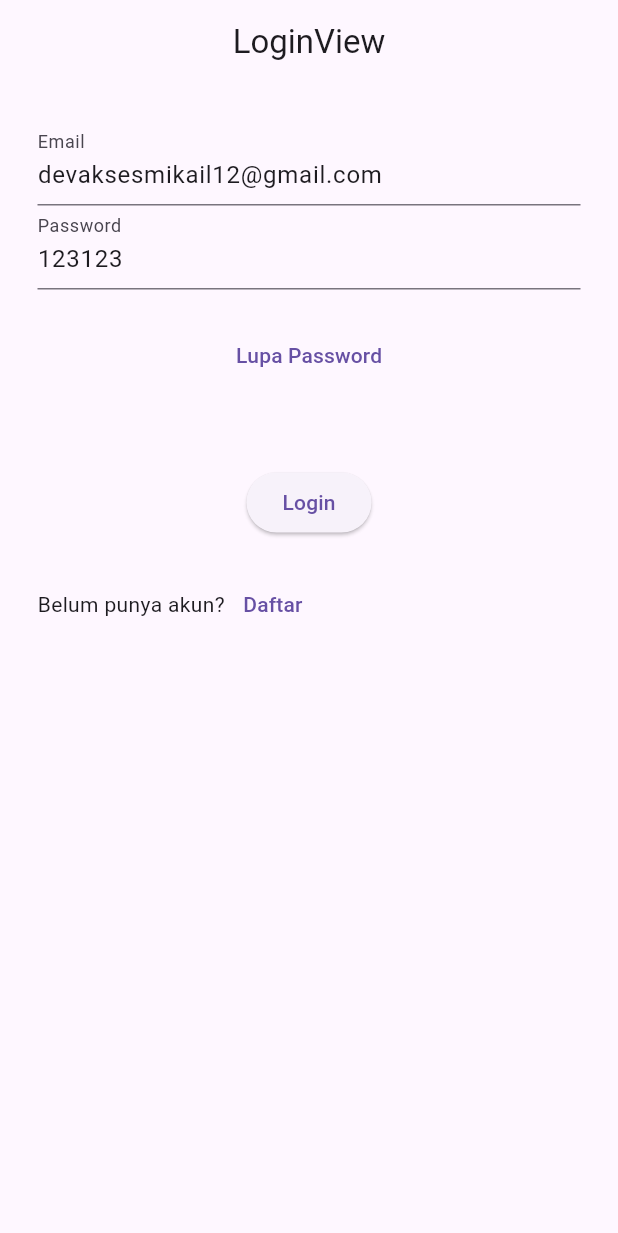
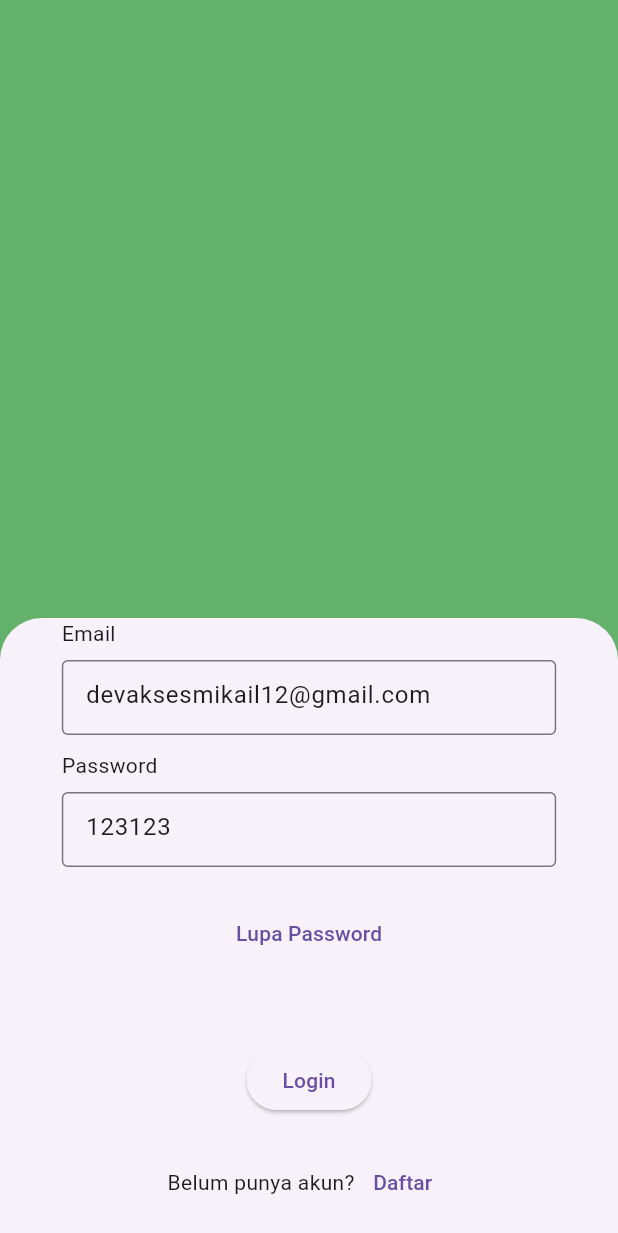
Before and after one commit to DevAkses/kelolain-app, a Flutter app: the screen it shows after launch, on a phone screen of 412 x 824 dp. Shown: the top 1233 px of the screen. Run offline on Flutter 3.47's test engine with Material 3 defaults, Android fonts, the phone set to English and light mode, and no system bars; our stand-ins replace cloud_firestore, firebase_auth, firebase_core, get; accounts and stored records are empty; generated files the repository leaves out were written again.

Commit message:
fix: add widget input, utils warna, dan layout login

```diff
--- a/lib/app/modules/login/views/login_view.dart
+++ b/lib/app/modules/login/views/login_view.dart
@@ -1,31 +1,40 @@
 import 'package:flutter/material.dart';
-
 import 'package:get/get.dart';
-
+import 'package:safeloan/app/utils/AppColors.dart';
+import 'package:safeloan/app/widgets/input_widget.dart';
 import '../../../routes/app_pages.dart';
 import '../controllers/login_controller.dart';
 
 class LoginView extends GetView<LoginController> {
   const LoginView({Key? key}) : super(key: key);
+
   @override
   Widget build(BuildContext context) {
+    var tinggi = MediaQuery.of(context).size.height;
+    var lebar = MediaQuery.of(context).size.width;
+
     return Scaffold(
-      appBar: AppBar(
-        title: const Text('LoginView'),
-        centerTitle: true,
-      ),
-      body: Center(
-        child: Padding(
-          padding: const EdgeInsets.all(25),
+      backgroundColor: AppColors.primaryColor,
+      bottomSheet: SizedBox(
+        height: tinggi/2,
+        width: lebar,
+        child: Column(
+          mainAxisAlignment: MainAxisAlignment.end, // Align to the bottom
+          children: [
+            SizedBox(
+              width: lebar,
+              height: tinggi / 2,
               child: Column(
                 children: [
-              TextField(
-                controller: controller.emailC,
-                decoration: const InputDecoration(labelText: "Email"),
-              ),
-              TextField(
+                  InputWidget(
+                      judul: "Email",
+                      hint: "Masukan email",
+                      controller: controller.emailC),
+                  SizedBox(height: 10,),
+                  InputWidget(
+                    judul: "Password",
                     controller: controller.passwordC,
-                decoration: const InputDecoration(labelText: "Password"),
+                    hint: "Masukan password",
                   ),
                   const Align(
                     alignment: Alignment.centerLeft,
@@ -48,6 +57,7 @@ class LoginView extends GetView<LoginController> {
                     height: 20,
                   ),
                   Row(
+                    mainAxisAlignment: MainAxisAlignment.center,
                     children: [
                       const Text("Belum punya akun?"),
                       TextButton(
@@ -59,6 +69,8 @@ class LoginView extends GetView<LoginController> {
                 ],
               ),
             ),
+          ],
+        ),
       ),
     );
   }
--- /dev/null
+++ b/lib/app/utils/AppColors.dart
@@ -0,0 +1,8 @@
+import 'package:flutter/material.dart';
+
+class AppColors {
+  static const Color primaryColor = Color.fromARGB(255, 100, 177, 108);
+  static const Color textPutih = Color.fromARGB(255, 255, 255, 255);
+  static const Color textHijauTua = Color.fromARGB(255, 1, 75, 17);
+
+}
--- /dev/null
+++ b/lib/app/widgets/input_widget.dart
@@ -0,0 +1,36 @@
+import 'package:flutter/material.dart';
+
+class InputWidget extends StatelessWidget {
+  final String judul;
+  final String hint;
+  final TextEditingController controller;
+
+  const InputWidget(
+      {super.key,
+      required this.judul,
+      required this.hint,
+      required this.controller});
+
+  @override
+  Widget build(BuildContext context) {
+    var lebar = MediaQuery.of(context).size.width * 0.8;
+    return Column(
+      crossAxisAlignment: CrossAxisAlignment.start,
+      children: [
+        Text(judul),
+        const SizedBox(height: 8.0),
+        SizedBox(
+          height: 50,
+          width: lebar,
+          child: TextField(
+            controller: controller,
+            decoration: InputDecoration(
+              hintText: hint,
+              border: OutlineInputBorder(),
+            ),
+          ),
+        ),
+      ],
+    );
+  }
+}
--- a/lib/main.dart
+++ b/lib/main.dart
@@ -1,14 +1,13 @@
 import 'package:flutter/material.dart';
 import 'package:firebase_auth/firebase_auth.dart';
 import 'package:firebase_core/firebase_core.dart';
+import 'package:safeloan/app/widgets/loading.dart';
 import 'package:safeloan/firebase_options.dart';
 import 'package:flutter/foundation.dart';
-
 import 'package:get/get.dart';
-
 import 'app/modules/login/controllers/login_controller.dart';
 import 'app/routes/app_pages.dart';
-import 'widgets/loading.dart';
+
 
 void main() async {
   WidgetsFlutterBinding.ensureInitialized();
```
Also changed, not shown: lib/app/widgets/loading.dart (renamed from lib/widgets/loading.dart), pubspec.lock. Lines whose indentation alone changed are shown as unchanged.
